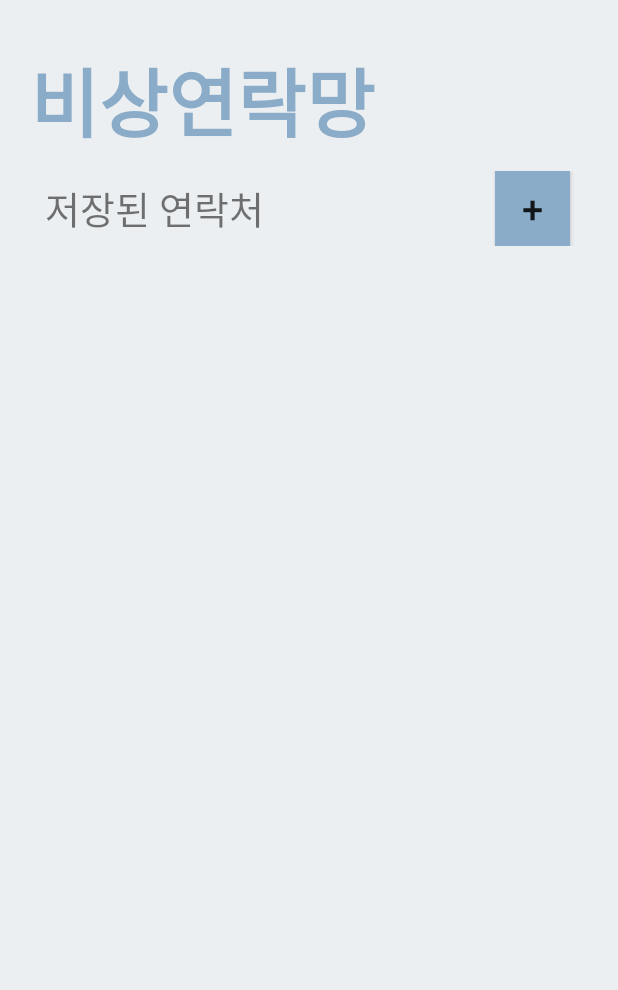
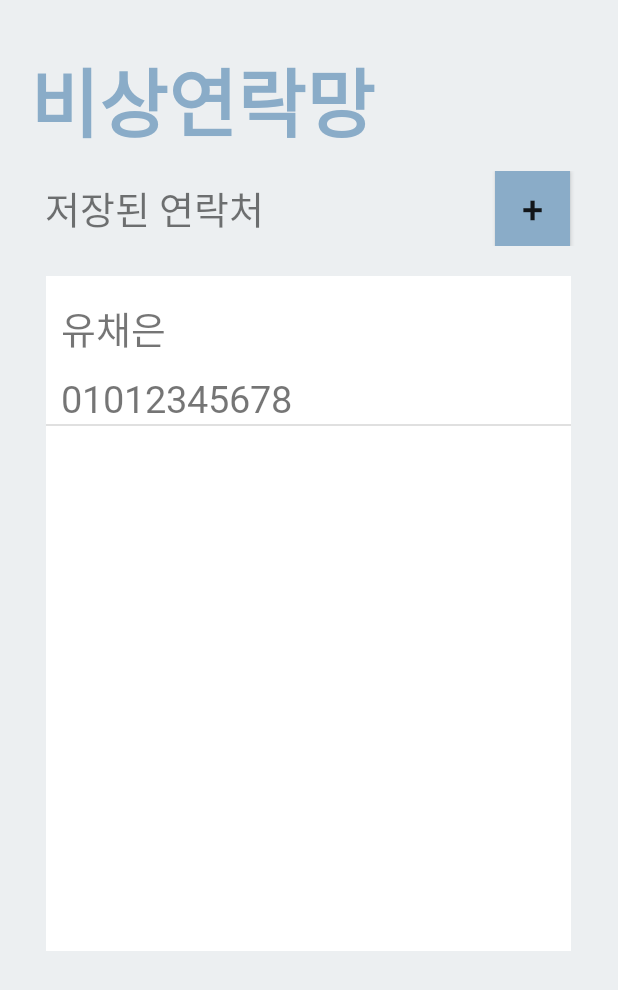
Before and after one commit to SMUW-SW-USIM/BellBellBell, an Android app: the EmergencyContactActivity screen opened directly, with no data from a screen before it, on a phone screen of 412 x 824 dp. Shown: the top 990 px of the screen. Run offline under Robolectric (Android 15) with nearby library versions, the phone set to English and light mode, and no system bars.

Commit message:
adress add

```diff
--- /dev/null
+++ b/app/src/main/java/com/example/usim/ui/emergencyContact/AddressAdapter.java
@@ -0,0 +1,73 @@
+package com.example.usim.ui.emergencyContact;
+
+import android.content.Context;
+import android.view.LayoutInflater;
+import android.view.View;
+import android.view.ViewGroup;
+import android.widget.BaseAdapter;
+import android.widget.TextView;
+
+import com.example.usim.R;
+
+import java.util.ArrayList;
+
+public class AddressAdapter extends BaseAdapter {
+
+    /* 아이템을 세트로 담기 위한 어레이 */
+    private ArrayList<AddressItem> mItems = new ArrayList<>();
+
+    @Override
+    public int getCount() {
+        return mItems.size();
+    }
+
+    @Override
+    public AddressItem getItem(int position) {
+        return mItems.get(position);
+    }
+
+    @Override
+    public long getItemId(int position) {
+        return 0;
+    }
+
+    @Override
+    public View getView(int position, View convertView, ViewGroup parent) {
+
+        Context context = parent.getContext();
+
+        /* 'listview_custom' Layout을 inflate하여 convertView 참조 획득 */
+        if (convertView == null) {
+            LayoutInflater inflater = (LayoutInflater) context.getSystemService(Context.LAYOUT_INFLATER_SERVICE);
+            convertView = inflater.inflate(R.layout.list_address, parent, false);
+        }
+
+        /* 'listview_custom'에 정의된 위젯에 대한 참조 획득 */
+        TextView tv_name = (TextView) convertView.findViewById(R.id.AddressName) ;
+        TextView tv_num = (TextView) convertView.findViewById(R.id.AddressNumber) ;
+
+        /* 각 리스트에 뿌려줄 아이템을 받아오는데 mMyItem 재활용 */
+        AddressItem myItem = getItem(position);
+
+        /* 각 위젯에 세팅된 아이템을 뿌려준다 */
+        tv_name.setText(myItem.getName());
+        tv_num.setText(myItem.getNum());
+
+        /* (위젯에 대한 이벤트리스너를 지정하고 싶다면 여기에 작성하면된다..)  */
+        return convertView;
+    }
+
+    /* 아이템 데이터 추가를 위한 함수. 자신이 원하는대로 작성 */
+    public void addItem(String name, String num) {
+
+        AddressItem mItem = new AddressItem();
+
+        /* MyItem에 아이템을 setting한다. */
+        mItem.setName(name);
+        mItem.setNum(num);
+
+        /* mItems에 MyItem을 추가한다. */
+        mItems.add(mItem);
+
+    }
+}
--- /dev/null
+++ b/app/src/main/java/com/example/usim/ui/emergencyContact/AddressItem.java
@@ -0,0 +1,25 @@
+package com.example.usim.ui.emergencyContact;
+
+public class AddressItem {
+
+    private String name;
+    private String num;
+
+
+    public String getName() {
+        return name;
+    }
+
+    public void setName(String name) {
+        this.name = name;
+    }
+
+    public String getNum() {
+        return num;
+    }
+
+    public void setNum(String num) {
+        this.num = num;
+    }
+
+}
--- a/app/src/main/java/com/example/usim/ui/emergencyContact/EmergencyContactActivity.java
+++ b/app/src/main/java/com/example/usim/ui/emergencyContact/EmergencyContactActivity.java
@@ -6,6 +6,8 @@ import android.os.Bundle;
 import android.provider.ContactsContract;
 import android.view.View;
 import android.widget.Button;
+import android.widget.ListView;
+import android.widget.TextView;
 import android.widget.Toast;
 import androidx.appcompat.app.AppCompatActivity;
 
@@ -13,11 +15,22 @@ import com.example.usim.R;
 
 public class EmergencyContactActivity extends AppCompatActivity {
     String name,number;
+    private ListView listview;
+    TextView textviewview;
+    AddressAdapter mAddressAdapter;
 
     @Override
     protected void onCreate(Bundle savedInstanceState) {
         super.onCreate(savedInstanceState);
         setContentView(R.layout.activity_emergency_contact);
+
+        listview = (ListView)findViewById(R.id.listAddress);
+        mAddressAdapter = new AddressAdapter();
+
+        listview.setAdapter(mAddressAdapter);
+        mAddressAdapter.addItem("유채은","01012345678");
+
+        textviewview = (TextView)findViewById(R.id.textviewview);
 
         Button addContactBtn = (Button) findViewById(R.id.addContactBtn);
         addContactBtn.setOnClickListener(new View.OnClickListener() {
@@ -30,11 +43,18 @@ public class EmergencyContactActivity extends AppCompatActivity {
         });
     }
 
+    private void dataSetting(String name, String num){
+        AddressAdapter mMyAdapter = new AddressAdapter();
+
+        mMyAdapter.addItem(name,num);
+
+        listview.setAdapter(mMyAdapter);
+    }
 
     @Override
     protected void onActivityResult(int requestCode, int resultCode, Intent data) {
-        if(resultCode == RESULT_OK)
-        {
+        if(requestCode == 0) {
+            if (resultCode == RESULT_OK) {
                 Cursor cursor = getContentResolver().query(data.getData(),
                         new String[]{ContactsContract.CommonDataKinds.Phone.DISPLAY_NAME,
                                 ContactsContract.CommonDataKinds.Phone.NUMBER}, null, null, null);
@@ -42,12 +62,23 @@ public class EmergencyContactActivity extends AppCompatActivity {
                 name = cursor.getString(0);
                 number = cursor.getString(1);
                 Intent intent = new Intent(EmergencyContactActivity.this, EmergencyContactPopupActivity.class);
-            intent.putExtra("name",name);
-            intent.putExtra("number",number);
+                intent.putExtra("name", name);
+                intent.putExtra("number", number);
                 startActivityForResult(intent, 1);
                 cursor.close();
             }
             super.onActivityResult(requestCode, resultCode, data);
+        }
+        if(requestCode == 1){
+            if (resultCode == RESULT_OK) {
+                name = data.getExtras().getString("name");
+                number = data.getExtras().getString("number");
+                textviewview.setText(name);
+                mAddressAdapter.addItem(name,number);
+                listview.setAdapter(mAddressAdapter);
+            }
+        }
+    }
+
 
 }
-}
--- a/app/src/main/java/com/example/usim/ui/emergencyContact/EmergencyContactPopupActivity.java
+++ b/app/src/main/java/com/example/usim/ui/emergencyContact/EmergencyContactPopupActivity.java
@@ -29,6 +29,12 @@ public class EmergencyContactPopupActivity extends AppCompatActivity {
     }
 
     public void onClickOK(View v){
+        Intent intent = new Intent();
+        String n1 = editTextName.getText().toString();
+        String n2 = editTextNum.getText().toString();
+        intent.putExtra("name",n1);
+        intent.putExtra("number",n2);
+        setResult(RESULT_OK, intent);
         finish();
     }
     public void onClickCancle(View v){
--- a/app/src/main/res/layout/activity_emergency_contact.xml
+++ b/app/src/main/res/layout/activity_emergency_contact.xml
@@ -5,6 +5,7 @@
     android:background="@color/colorPrimary">
 
     <TextView
+        android:id = "@+id/textviewview"
         android:layout_width="wrap_content"
         android:layout_height="wrap_content"
         android:layout_marginTop="30dp"
@@ -41,10 +42,11 @@
         ></RelativeLayout>
 
     <ListView
-        android:id="@+id/listRecording"
+        android:id="@+id/listAddress"
         android:layout_width="350dp"
         android:layout_height="450dp"
         android:layout_gravity="center_horizontal"
-        android:layout_marginTop="20dp"/>
+        android:layout_marginTop="20dp"
+        android:background="@color/colorPrimaryLight"/>
 
 </LinearLayout>
--- /dev/null
+++ b/app/src/main/res/layout/list_address.xml
@@ -0,0 +1,27 @@
+<?xml version="1.0" encoding="utf-8"?>
+<LinearLayout xmlns:android="http://schemas.android.com/apk/res/android"
+    xmlns:app="http://schemas.android.com/apk/res-auto"
+    android:orientation="vertical"
+    android:layout_width="match_parent"
+    android:layout_height="match_parent">
+
+    <TextView
+        android:id="@+id/AddressName"
+        android:layout_width="match_parent"
+        android:layout_height="wrap_content"
+        android:layout_marginTop="15dp"
+        android:layout_marginLeft="10dp"
+        android:fontFamily="@font/minguk"
+        android:textSize="25dp"
+        android:text="이름" />
+
+    <TextView
+        android:id="@+id/AddressNumber"
+        android:layout_width="match_parent"
+        android:layout_height="wrap_content"
+        android:layout_marginTop="10dp"
+        android:layout_marginLeft="10dp"
+        android:fontFamily="@font/minguk"
+        android:textSize="25dp"
+        android:text="번호" />
+</LinearLayout>
```
Also changed, not shown: app/src/main/res/layout/fragment_address_list.xml (added, +15 -0 lines). Lines whose indentation alone changed are shown as unchanged.
